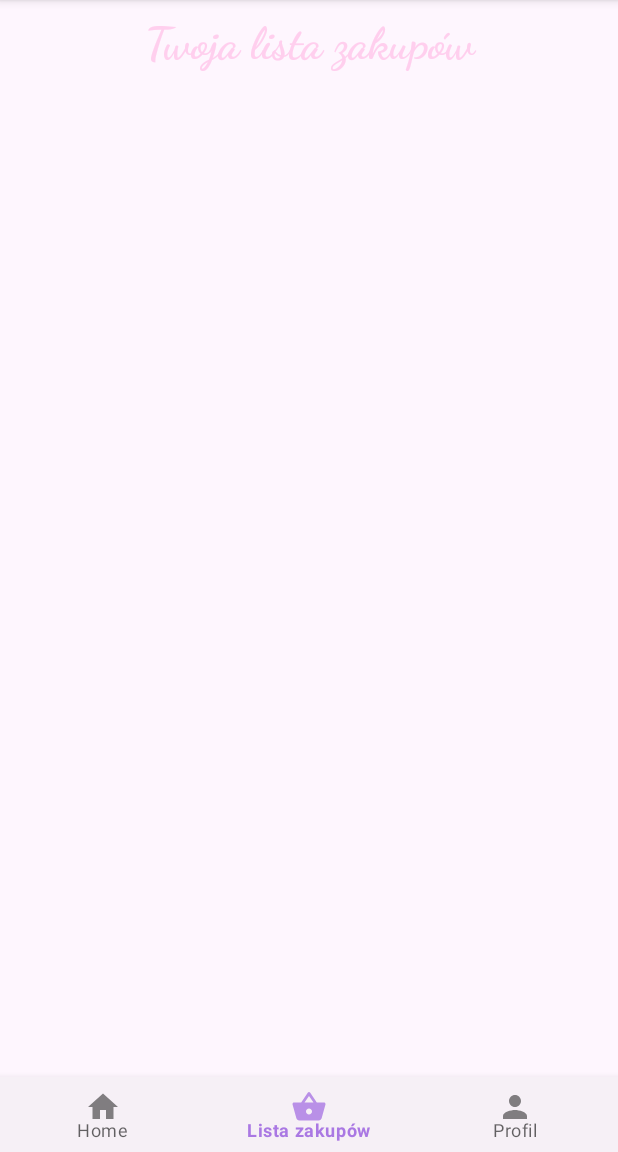
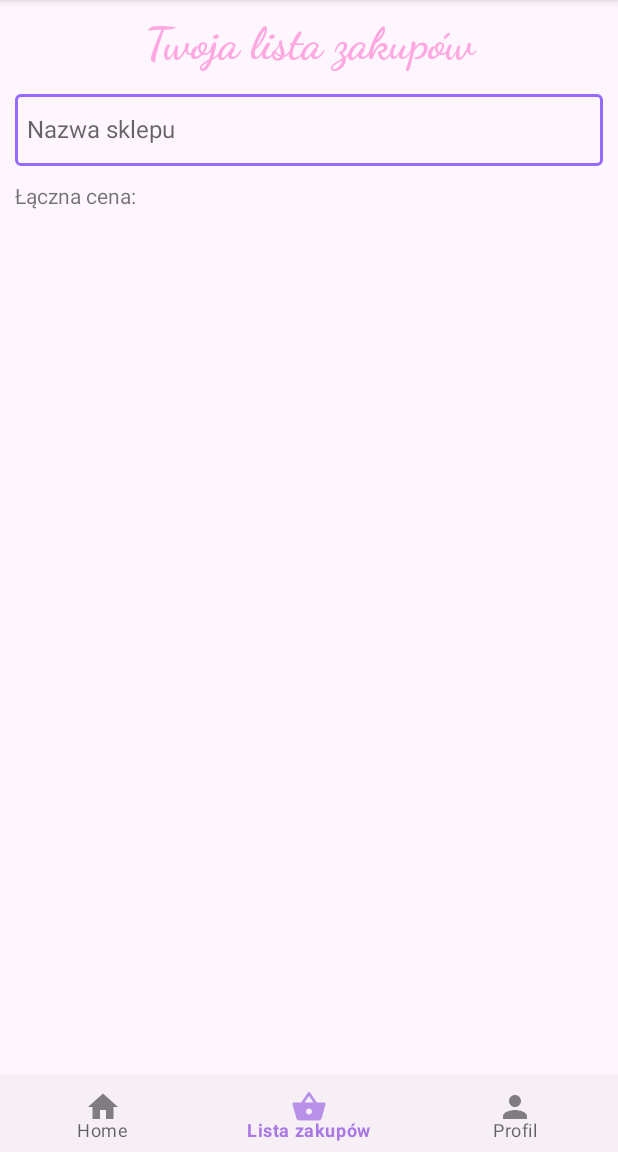
Before and after one commit to m-strzelec/ProductHunter, an Android app: the screen it shows after launch (MainActivity), item 2 of the bottom bar chosen, on a phone screen of 412 x 824 dp, the part 84-1236 px from its top. Run offline under Robolectric (Android 15) with nearby library versions, the phone set to English and light mode, and no system bars; our stand-ins replace Firebase (no records; nobody signed in at launch, a user with empty details on screens opened directly).

Commit message:
Updated fragments, added filter and item cost to item list. changed whole font to 14sp (bigger), fixed some warrnings and errors

```diff
--- a/app/src/main/res/layout/fragment_item_list.xml
+++ b/app/src/main/res/layout/fragment_item_list.xml
@@ -1,5 +1,6 @@
 <?xml version="1.0" encoding="utf-8"?>
 <RelativeLayout xmlns:android="http://schemas.android.com/apk/res/android"
+    xmlns:app="http://schemas.android.com/apk/res-auto"
     xmlns:tools="http://schemas.android.com/tools"
     android:layout_width="match_parent"
     android:layout_height="match_parent"
@@ -19,17 +20,68 @@
         android:fontFamily="cursive"
         android:text="@string/tytul_listy_zakupow"
         android:textAlignment="center"
-        android:textColor="#FFCFEE"
+        android:textColor="#FFA7E0"
         android:textSize="30sp"
         android:textStyle="bold" />
+
+    <com.google.android.material.textfield.TextInputLayout
+        android:id="@+id/storeTextInputLayout"
+        style="@style/Widget.MaterialComponents.TextInputLayout.OutlinedBox"
+        android:layout_width="match_parent"
+        android:layout_height="53dp"
+        android:layout_below="@+id/fragmentItemList"
+        android:layout_marginStart="10dp"
+        android:layout_marginTop="10dp"
+        android:layout_marginEnd="10dp"
+        android:hint="@string/nazwa_sklepu"
+        app:boxStrokeColor="@color/box_stroke"
+        app:boxStrokeWidth="2dp"
+        app:layout_constraintEnd_toEndOf="parent"
+        app:layout_constraintStart_toStartOf="parent">
+
+        <AutoCompleteTextView
+            android:id="@+id/storeAutoCompleteTV"
+            android:layout_width="match_parent"
+            android:layout_height="match_parent"
+            android:layout_weight="1"
+            android:focusable="false"
+            android:inputType="none"
+            android:paddingHorizontal="8dp"
+            android:textColorHint="#4416C5"
+            android:textSize="16sp"
+            android:textStyle="normal"/>
+
+    </com.google.android.material.textfield.TextInputLayout>
 
     <androidx.recyclerview.widget.RecyclerView
         android:id="@+id/productRecyclerView"
         android:layout_width="match_parent"
-        android:layout_height="wrap_content"
-        android:layout_below="@+id/fragmentItemList"
+        android:layout_height="595dp"
+        android:layout_below="@+id/itemCostTV"
         android:layout_alignParentBottom="true"
-        android:layout_marginTop="15dp"
+        android:layout_marginTop="10dp"
         android:layout_marginBottom="5dp" />
 
+    <TextView
+        android:id="@+id/itemCostTV"
+        android:layout_width="wrap_content"
+        android:layout_height="wrap_content"
+        android:layout_below="@+id/storeTextInputLayout"
+        android:layout_alignStart="@+id/storeTextInputLayout"
+        android:layout_marginStart="0dp"
+        android:layout_marginTop="10dp"
+        android:textSize="14sp"
+        android:text="@string/calkowity_koszt" />
+
+    <TextView
+        android:id="@+id/viewItemCost"
+        android:layout_width="wrap_content"
+        android:layout_height="wrap_content"
+        android:layout_alignTop="@+id/itemCostTV"
+        android:layout_marginStart="5dp"
+        android:layout_marginTop="0dp"
+        android:layout_toEndOf="@+id/itemCostTV"
+        android:textSize="14sp"
+        android:minWidth="10dp" />
+
 </RelativeLayout>
--- a/app/src/main/res/layout/fragment_user.xml
+++ b/app/src/main/res/layout/fragment_user.xml
@@ -21,7 +21,7 @@
         android:fontFamily="cursive"
         android:text="@string/ustawienia"
         android:textAlignment="center"
-        android:textColor="#FFCFEE"
+        android:textColor="#FFA7E0"
         android:textSize="30sp"
         android:textStyle="bold" />
 
--- a/app/src/main/res/values/strings.xml
+++ b/app/src/main/res/values/strings.xml
@@ -14,7 +14,10 @@
     <string name="wszystkie_sklepy">Wszystkie sklepy</string>
     <string name="cenaTV">Cena:</string>
     <string name="iloscTV">Ilość:</string>
+    <string name="calkowity_koszt">Łączna cena:</string>
     <string name="jednostkaTV">zł</string>
+    <string name="minusItem">Przycisk do zmniejszenia ilości o jeden</string>
+    <string name="plusItem">Przycisk do zwiększenia ilości o jeden</string>
     <string name="przecinek">,</string>
     <string name="dodaj_do_listy">Dodaj do listy zakupów</string>
     <string name="tytul_listy_zakupow">Twoja lista zakupów</string>
```
Also changed, not shown: app/src/main/res/layout/activity_product_list.xml (+17 -10 lines), app/src/main/res/layout/fragment_home.xml (+4 -4 lines), app/src/main/res/layout/item_list_preview.xml (+12 -2 lines).
